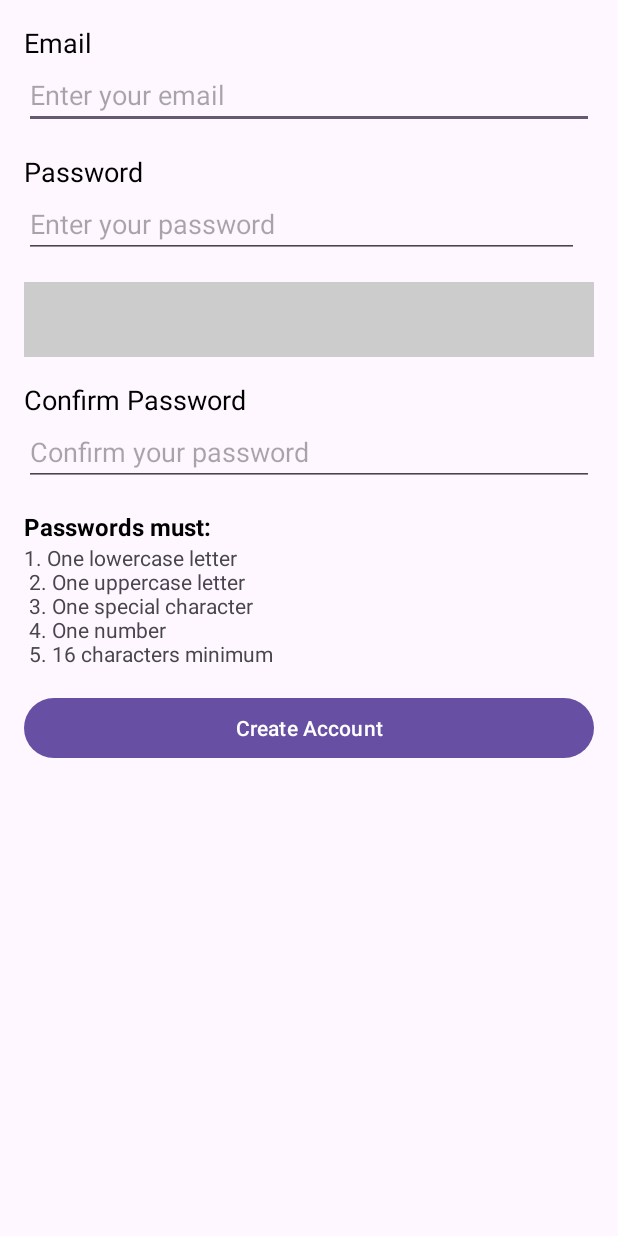
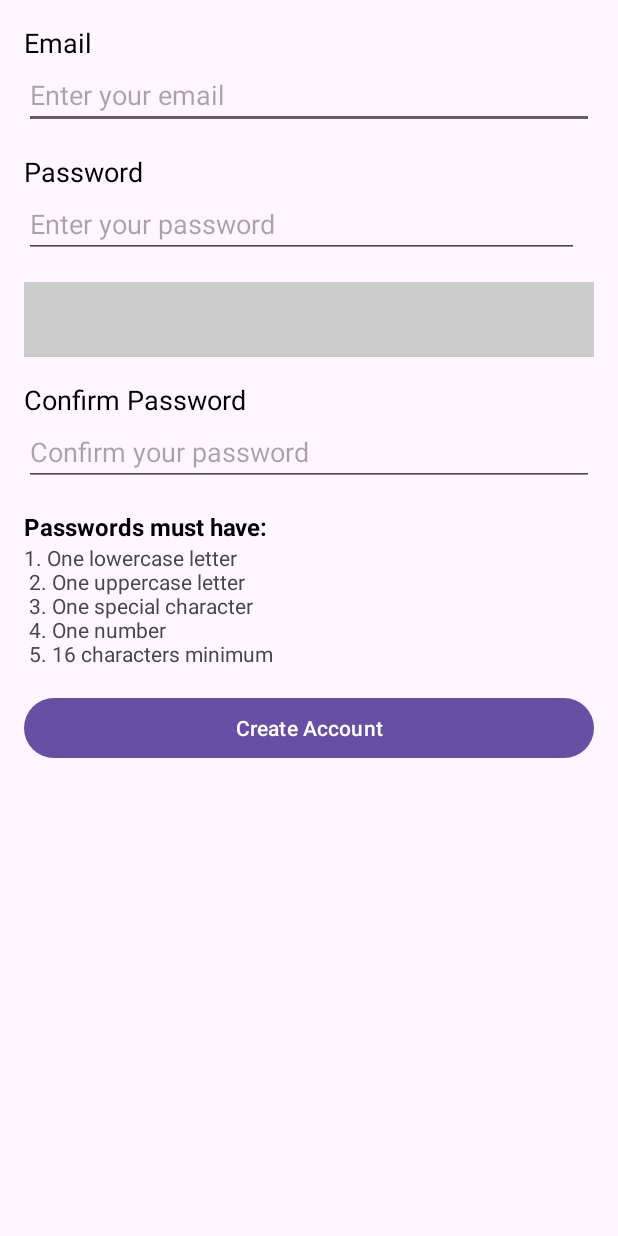
Before and after one commit to ChristianRSena/Statusphere, an Android app: the CreateAccountActivity screen opened directly, with no data from a screen before it, on a phone screen of 412 x 824 dp. Run offline under Robolectric (Android 15) with nearby library versions, the phone set to English and light mode, and no system bars.

Commit message:
Added Create Account Landscape, password requirements textView

```diff
--- /dev/null
+++ b/app/src/main/res/layout-land/activity_create_account.xml
@@ -0,0 +1,118 @@
+<LinearLayout xmlns:android="http://schemas.android.com/apk/res/android"
+    xmlns:tools="http://schemas.android.com/tools"
+    android:layout_width="match_parent"
+    android:layout_height="match_parent"
+    android:orientation="horizontal"
+    android:padding="16dp">
+
+    <LinearLayout
+        android:layout_width="0dp"
+        android:layout_height="wrap_content"
+        android:layout_weight="1"
+        android:orientation="vertical">
+
+        <!-- Email -->
+        <TextView
+            android:layout_width="match_parent"
+            android:layout_height="wrap_content"
+            android:text="Email"
+            android:textColor="@android:color/black"
+            android:textSize="18sp" />
+
+        <EditText
+            android:id="@+id/editTextEmail"
+            android:layout_width="match_parent"
+            android:layout_height="wrap_content"
+            android:layout_marginBottom="16dp"
+            android:hint="Enter your email"
+            android:inputType="textEmailAddress" />
+
+        <!-- Password -->
+        <TextView
+            android:layout_width="match_parent"
+            android:layout_height="wrap_content"
+            android:text="Password"
+            android:textColor="@android:color/black"
+            android:textSize="18sp" />
+
+        <LinearLayout
+            android:layout_width="match_parent"
+            android:layout_height="wrap_content"
+            android:orientation="horizontal">
+
+            <EditText
+                android:id="@+id/editTextPassword"
+                android:layout_width="0dp"
+                android:layout_height="wrap_content"
+                android:layout_marginBottom="16dp"
+                android:layout_weight="1"
+                android:hint="Enter your password"
+                android:inputType="textPassword" />
+
+            <TextView
+                android:id="@+id/strength_level_txt"
+                android:layout_width="wrap_content"
+                android:layout_height="wrap_content"
+                android:layout_marginStart="10dp"
+                android:gravity="center"
+                android:textSize="12sp" />
+
+        </LinearLayout>
+
+        <View
+            android:id="@+id/strength_level_indicator"
+            android:layout_width="match_parent"
+            android:layout_height="50dp"
+            android:layout_marginBottom="16dp"
+            android:background="@color/light_gray" />
+
+        <!-- Confirm Password -->
+        <TextView
+            android:layout_width="match_parent"
+            android:layout_height="wrap_content"
+            android:text="Confirm Password"
+            android:textColor="@android:color/black"
+            android:textSize="18sp" />
+
+        <EditText
+            android:id="@+id/editTextConfirmPassword"
+            android:layout_width="match_parent"
+            android:layout_height="wrap_content"
+            android:layout_marginBottom="16dp"
+            android:hint="Confirm your password"
+            android:inputType="textPassword" />
+
+    </LinearLayout>
+
+    <LinearLayout
+        android:layout_width="0dp"
+        android:layout_height="wrap_content"
+        android:layout_weight="1"
+        android:orientation="vertical">
+
+        <!-- Password Requirements -->
+        <TextView
+            android:layout_width="match_parent"
+            android:layout_height="wrap_content"
+            android:text="Passwords must:"
+            android:textColor="@android:color/black"
+            android:textSize="16sp"
+            android:textStyle="bold" />
+
+        <TextView
+            android:layout_width="match_parent"
+            android:layout_height="wrap_content"
+            android:text="@string/password_requirements"
+            android:textSize="14sp" />
+
+        <!-- Create Account Button -->
+        <Button
+            android:id="@+id/buttonCreateAccount"
+            android:layout_width="match_parent"
+            android:layout_height="wrap_content"
+            android:layout_marginTop="16dp"
+            android:text="Create Account" />
+
+    </LinearLayout>
+
+</LinearLayout>
--- a/app/src/main/res/layout/activity_create_account.xml
+++ b/app/src/main/res/layout/activity_create_account.xml
@@ -80,7 +80,7 @@
     <TextView
         android:layout_width="match_parent"
         android:layout_height="wrap_content"
-        android:text="Passwords must:"
+        android:text="Passwords must have:"
         android:textColor="@android:color/black"
         android:textSize="16sp"
         android:textStyle="bold" />
```
